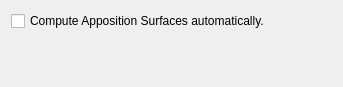
The window that Plugins/AppositionSurface/GUI/Settings/AppositionSurfaceSettings.ui (FelixdelasPozas/EspINA) describes before a commit, drawn with Qt 5.
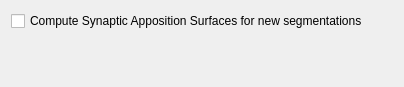
The same window after the commit.

Patch:
```diff
--- a/Plugins/AppositionSurface/GUI/Settings/AppositionSurfaceSettings.ui
+++ b/Plugins/AppositionSurface/GUI/Settings/AppositionSurfaceSettings.ui
@@ -6,7 +6,7 @@
    <rect>
     <x>0</x>
     <y>0</y>
-    <width>343</width>
+    <width>404</width>
     <height>87</height>
    </rect>
   </property>
@@ -23,7 +23,7 @@
    <item>
     <widget class="QCheckBox" name="defaultComputation">
      <property name="text">
-      <string>Compute Apposition Surfaces automatically.</string>
+      <string>Compute Synaptic Apposition Surfaces for new segmentations</string>
      </property>
     </widget>
    </item>
```
